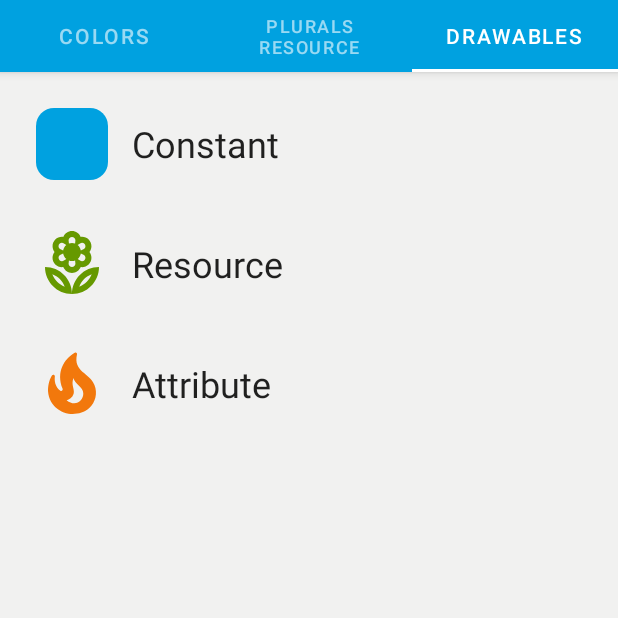
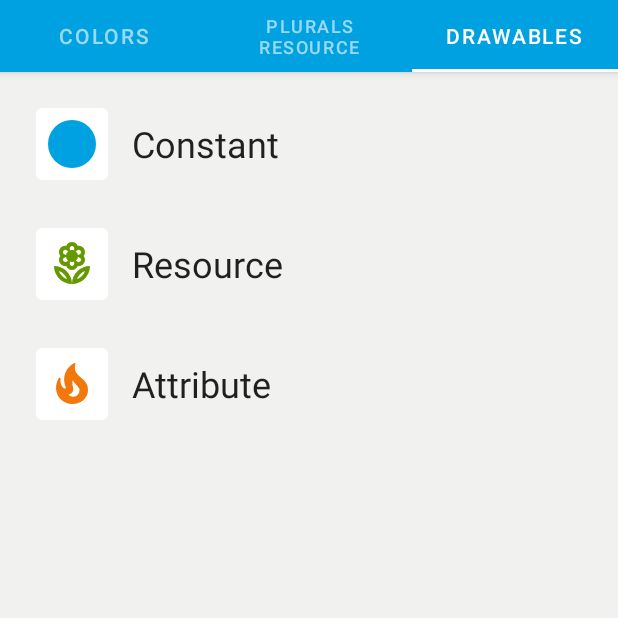
Before and after one commit to Backbase/DeferredResources, an Android app: the screen it shows after launch (DemoActivity), tab 3 chosen, on a phone screen of 412 x 824 dp, the top half of it. Run offline under Robolectric (Android 15) with nearby library versions, the phone set to English and light mode, and no system bars; libraries missing offline, so code that uses them is left out: dev.drewhamilton.poko.

Commit message:
MDC 1.3.0
Pad drawables for more clarity with "constant" drawable

```diff
--- a/demo/build.gradle
+++ b/demo/build.gradle
@@ -41,7 +41,7 @@ dependencies {
     implementation project(':view-extensions')
 
     implementation 'androidx.viewpager2:viewpager2:1.0.0'
-    implementation 'com.google.android.material:material:1.2.1'
+    implementation 'com.google.android.material:material:1.3.0'
 
     implementation deps.appCompat
     implementation deps.coreKtx
--- a/demo/src/main/java/com/backbase/deferredresources/demo/DemoPagerAdapter.kt
+++ b/demo/src/main/java/com/backbase/deferredresources/demo/DemoPagerAdapter.kt
@@ -69,7 +69,7 @@ class DemoPagerAdapter : RecyclerView.Adapter<DemoPagerAdapter.DeferredResourceV
             is DeferredDrawablesView -> {
                 val context = holder.root.context
                 view.display(
-                    DeferredDrawable.Constant(RoundedSquare().apply {
+                    DeferredDrawable.Constant(Circle().apply {
                         setTint(DeferredColor.Attribute(R.attr.colorPrimary), context)
                     })
                 )
@@ -92,9 +92,9 @@ class DemoPagerAdapter : RecyclerView.Adapter<DemoPagerAdapter.DeferredResourceV
     }
 
     @Suppress("FunctionName") // Factory
-    private fun RoundedSquare(): Drawable = GradientDrawable().apply {
+    private fun Circle(): Drawable = GradientDrawable().apply {
         shape = GradientDrawable.RECTANGLE
-        cornerRadius = 4f
+        cornerRadius = 8f
         val size = 16
         setSize(size, size)
     }
--- a/demo/src/main/res/layout/drawable_list_item.xml
+++ b/demo/src/main/res/layout/drawable_list_item.xml
@@ -9,12 +9,15 @@
     android:orientation="horizontal"
     android:padding="16dp">
 
-  <ImageView
+  <com.google.android.material.imageview.ShapeableImageView
       android:id="@+id/drawableView"
       android:layout_width="48dp"
       android:layout_height="48dp"
       android:layout_gravity="center_vertical"
 
+      android:background="?colorSurface"
+
+      app:contentPadding="8dp"
       app:shapeAppearance="?shapeAppearanceSmallComponent"
 
       tools:srcCompat="@drawable/ic_flower_24"
```
